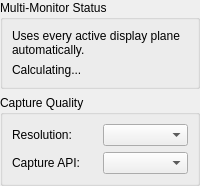
First picture: the form in ui/forms/ScreenMirrorCapturePanel.ui, repository Wolfieeewolf/OpenRGB3DSpatialPlugin, before the edit.
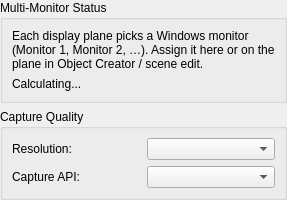
Second picture: the form after the edit.

Commit message:
feat(display-plane): restore Windows monitor picker
Put a Windows display combo on the display plane itself (Object Creator,
scene edit, create/edit dialog, and Screen Mirror) so each plane can be
bound to Monitor 1 / Monitor 2 / whatever Qt reports. New planes default
to an unused screen instead of None, and Screen Mirror no longer disables
the whole panel when a source is missing.

```diff
--- a/ui/forms/ScreenMirrorCapturePanel.ui
+++ b/ui/forms/ScreenMirrorCapturePanel.ui
@@ -27,7 +27,7 @@
          <bool>true</bool>
         </property>
         <property name="text">
-         <string>Uses every active display plane automatically.</string>
+         <string>Each display plane picks a Windows monitor (Monitor 1, Monitor 2, …). Assign it here or on the plane in Object Creator / scene edit.</string>
         </property>
        </widget>
       </item>
```
The commit also changes 24 other files.
